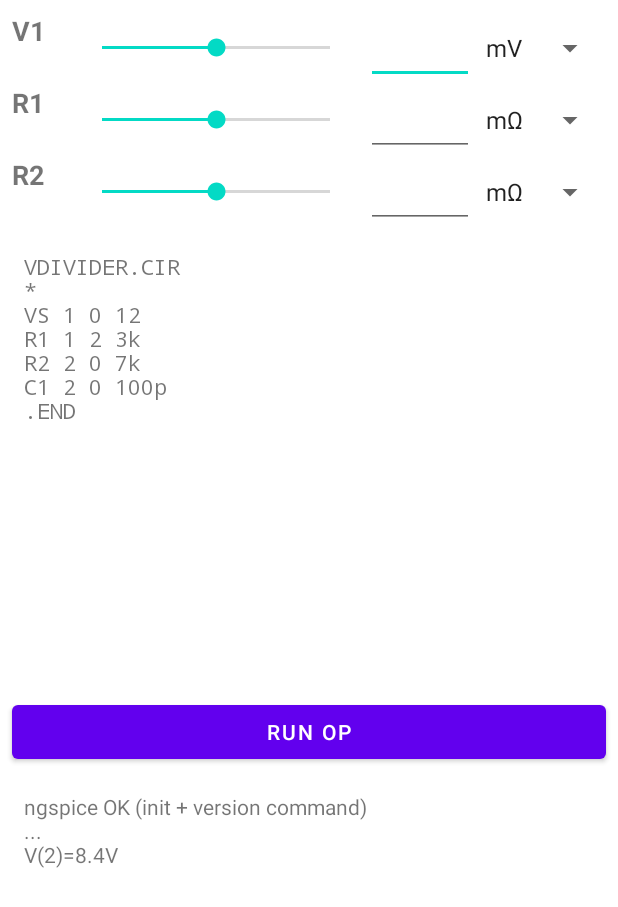
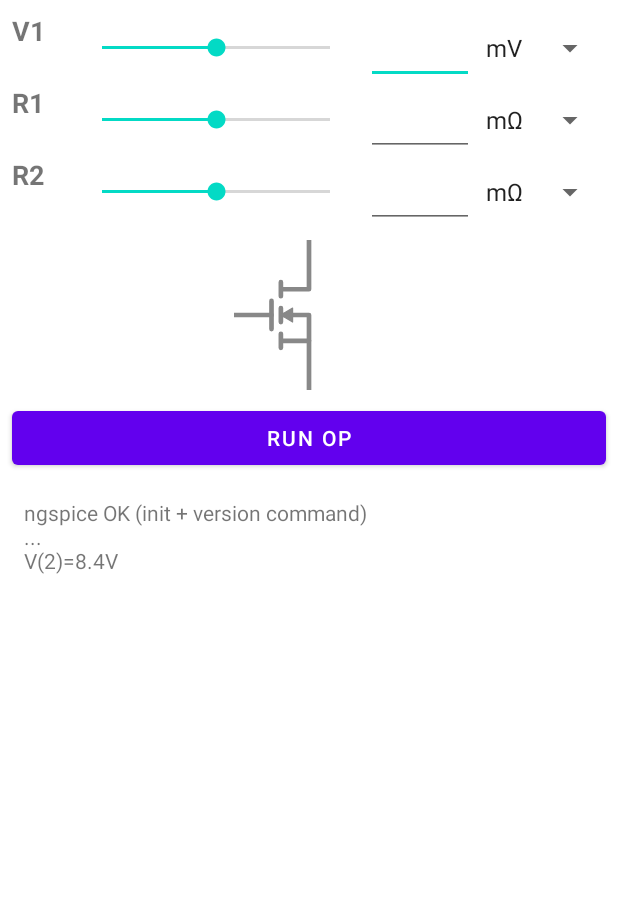
Before and after one commit to devinrcohen/DroidSpice, an Android app: the layout activity_main.xml on its own in the app's theme, with its tools: preview values and no code run, on a phone screen of 412 x 824 dp. Shown: the top 907 px of the screen. Run offline under Robolectric (Android 15) with nearby library versions, the phone set to English and light mode, and no system bars.

Commit message:
Canvas added to UI as placeholder for schematic; currently displays a vector of a component

```diff
--- a/app/src/main/res/layout/activity_main.xml
+++ b/app/src/main/res/layout/activity_main.xml
@@ -148,43 +148,39 @@
     </LinearLayout>
 
     <!-- ===== 2) Netlist ScrollView (expands) ===== -->
-    <ScrollView
-        android:id="@+id/svNetlist"
-        android:layout_width="0dp"
-        android:layout_height="0dp"
-        android:layout_marginStart="8dp"
-        android:layout_marginEnd="8dp"
-        android:layout_marginTop="8dp"
-        android:fillViewport="true"
-        app:layout_constraintTop_toBottomOf="@id/linControls"
-        app:layout_constraintBottom_toTopOf="@id/btnRunOP"
-        app:layout_constraintStart_toStartOf="parent"
-        app:layout_constraintEnd_toEndOf="parent">
-
-        <TextView
-            android:id="@+id/tvNetlist"
-            android:layout_width="match_parent"
-            android:layout_height="wrap_content"
-            android:fontFamily="monospace"
-            android:padding="8dp"
-            android:text="(netlist)"
-            tools:text="VDIVIDER.CIR&#10;*&#10;VS 1 0 12&#10;R1 1 2 3k&#10;R2 2 0 7k&#10;C1 2 0 100p&#10;.END" />
-    </ScrollView>
 
     <!-- ===== 3) Button ===== -->
+
+    <ImageView
+        android:id="@+id/ivSchematic"
+        android:layout_width="match_parent"
+        android:layout_height="100dp"
+        android:layout_marginStart="8dp"
+        android:layout_marginTop="8dp"
+        android:layout_marginEnd="8dp"
+        android:fillViewport="true"
+        app:layout_constraintBottom_toTopOf="@id/btnRunOP"
+        app:layout_constraintEnd_toEndOf="parent"
+        app:layout_constraintHorizontal_bias="0.496"
+        app:layout_constraintStart_toStartOf="parent"
+        app:layout_constraintTop_toBottomOf="@id/linControls"
+        app:srcCompat="@drawable/mosfet_n_right_source_bottom"
+        tools:srcCompat="@drawable/mosfet_n_right_source_bottom" />
+
     <Button
         android:id="@+id/btnRunOP"
         android:layout_width="0dp"
         android:layout_height="wrap_content"
         android:layout_marginStart="8dp"
+        android:layout_marginTop="8dp"
         android:layout_marginEnd="8dp"
-        android:layout_marginTop="8dp"
         android:layout_marginBottom="8dp"
         android:text="RUN OP"
-        app:layout_constraintTop_toBottomOf="@id/svNetlist"
         app:layout_constraintBottom_toTopOf="@id/svOutput"
+        app:layout_constraintEnd_toEndOf="parent"
+        app:layout_constraintHorizontal_bias="1.0"
         app:layout_constraintStart_toStartOf="parent"
-        app:layout_constraintEnd_toEndOf="parent" />
+        app:layout_constraintTop_toBottomOf="@id/ivSchematic" />
 
     <!-- ===== 4) Output ScrollView (expands) ===== -->
     <ScrollView
@@ -195,17 +191,21 @@
         android:layout_marginEnd="8dp"
         android:layout_marginBottom="8dp"
         android:fillViewport="true"
-        app:layout_constraintTop_toBottomOf="@id/btnRunOP"
+        android:scrollbarStyle="insideInset"
+        android:scrollbars="vertical"
         app:layout_constraintBottom_toBottomOf="parent"
+        app:layout_constraintEnd_toEndOf="parent"
         app:layout_constraintStart_toStartOf="parent"
-        app:layout_constraintEnd_toEndOf="parent">
+        app:layout_constraintTop_toBottomOf="@id/btnRunOP">
 
         <TextView
             android:id="@+id/tvOutput"
             android:layout_width="match_parent"
             android:layout_height="wrap_content"
             android:padding="8dp"
+            android:selectAllOnFocus="true"
             android:text="(sim output)"
+            android:textIsSelectable="true"
             tools:text="ngspice OK (init + version command)&#10;...&#10;V(2)=8.4V" />
     </ScrollView>
 
```
